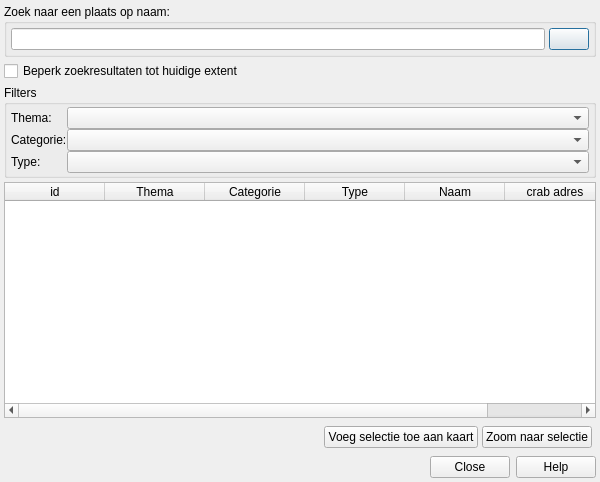
Before: the Qt Designer form ui_geopunt4QgisPoi.ui in warrieka/geopunt4Qgis, drawn with Qt 5.
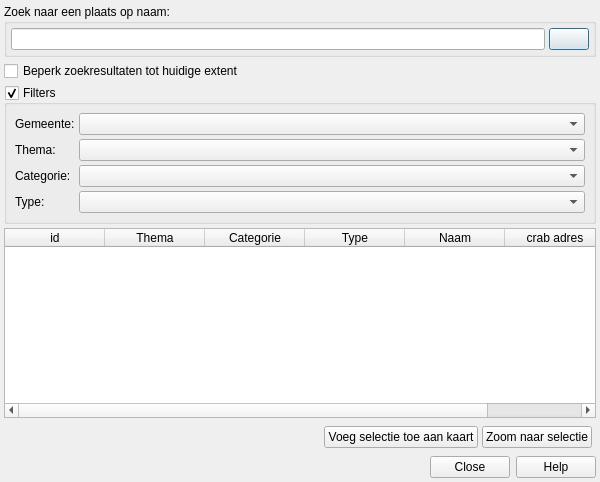
After: the same form once the commit is applied. Icons and pictures are not drawn.

Commit message: finished filters for POI

```diff
--- a/ui_geopunt4QgisPoi.ui
+++ b/ui_geopunt4QgisPoi.ui
@@ -78,33 +78,36 @@
       <bool>false</bool>
      </property>
      <property name="checkable">
-      <bool>false</bool>
+      <bool>true</bool>
      </property>
+     <layout class="QGridLayout" name="gridLayout">
+      <item row="0" column="0">
+       <widget class="QWidget" name="filterWgt" native="true">
      <layout class="QFormLayout" name="formLayout">
-      <property name="sizeConstraint">
-       <enum>QLayout::SetDefaultConstraint</enum>
-      </property>
-      <property name="labelAlignment">
-       <set>Qt::AlignLeading|Qt::AlignLeft|Qt::AlignVCenter</set>
-      </property>
-      <property name="horizontalSpacing">
-       <number>0</number>
-      </property>
-      <property name="verticalSpacing">
-       <number>0</number>
-      </property>
-      <property name="leftMargin">
-       <number>4</number>
-      </property>
-      <property name="topMargin">
-       <number>2</number>
-      </property>
-      <property name="rightMargin">
-       <number>4</number>
-      </property>
-      <property name="bottomMargin">
-       <number>2</number>
-      </property>
+         <item row="0" column="0">
+          <widget class="QLabel" name="filterLbl0">
+           <property name="text">
+            <string>Gemeente:</string>
+           </property>
+          </widget>
+         </item>
+         <item row="0" column="1">
+          <widget class="QComboBox" name="filterPoiNIS">
+           <property name="sizePolicy">
+            <sizepolicy hsizetype="MinimumExpanding" vsizetype="Preferred">
+             <horstretch>0</horstretch>
+             <verstretch>0</verstretch>
+            </sizepolicy>
+           </property>
+          </widget>
+         </item>
+         <item row="1" column="0">
+          <widget class="QLabel" name="filterLbl1">
+           <property name="text">
+            <string>Thema:</string>
+           </property>
+          </widget>
+         </item>
       <item row="1" column="1">
        <widget class="QComboBox" name="filterPoiThemeCombo">
         <property name="sizePolicy">
@@ -113,16 +116,36 @@
           <verstretch>0</verstretch>
          </sizepolicy>
         </property>
-       </widget>
-      </item>
-      <item row="6" column="0">
+           <property name="editable">
+            <bool>false</bool>
+           </property>
+          </widget>
+         </item>
+         <item row="2" column="0">
+          <widget class="QLabel" name="filterLbl2">
+           <property name="text">
+            <string>Categorie:</string>
+           </property>
+          </widget>
+         </item>
+         <item row="2" column="1">
+          <widget class="QComboBox" name="filterPoiCategoryCombo">
+           <property name="sizePolicy">
+            <sizepolicy hsizetype="MinimumExpanding" vsizetype="Fixed">
+             <horstretch>0</horstretch>
+             <verstretch>0</verstretch>
+            </sizepolicy>
+           </property>
+          </widget>
+         </item>
+         <item row="3" column="0">
        <widget class="QLabel" name="filterLbl3">
         <property name="text">
          <string>Type:</string>
         </property>
        </widget>
       </item>
-      <item row="6" column="1">
+         <item row="3" column="1">
        <widget class="QComboBox" name="filterPoiTypeCombo">
         <property name="sizePolicy">
          <sizepolicy hsizetype="MinimumExpanding" vsizetype="Fixed">
@@ -132,28 +155,7 @@
         </property>
        </widget>
       </item>
-      <item row="4" column="1">
-       <widget class="QComboBox" name="filterPoiCategoryCombo">
-        <property name="sizePolicy">
-         <sizepolicy hsizetype="MinimumExpanding" vsizetype="Fixed">
-          <horstretch>0</horstretch>
-          <verstretch>0</verstretch>
-         </sizepolicy>
-        </property>
-       </widget>
-      </item>
-      <item row="4" column="0">
-       <widget class="QLabel" name="filterLbl2">
-        <property name="text">
-         <string>Categorie:</string>
-        </property>
-       </widget>
-      </item>
-      <item row="1" column="0">
-       <widget class="QLabel" name="filterLbl1">
-        <property name="text">
-         <string>Thema:</string>
-        </property>
+        </layout>
        </widget>
       </item>
      </layout>
```
Left out of the diff: 52 changed lines with no effect on the pictures. Lines whose indentation alone changed are shown as unchanged. The commit also changes 8 other files.
